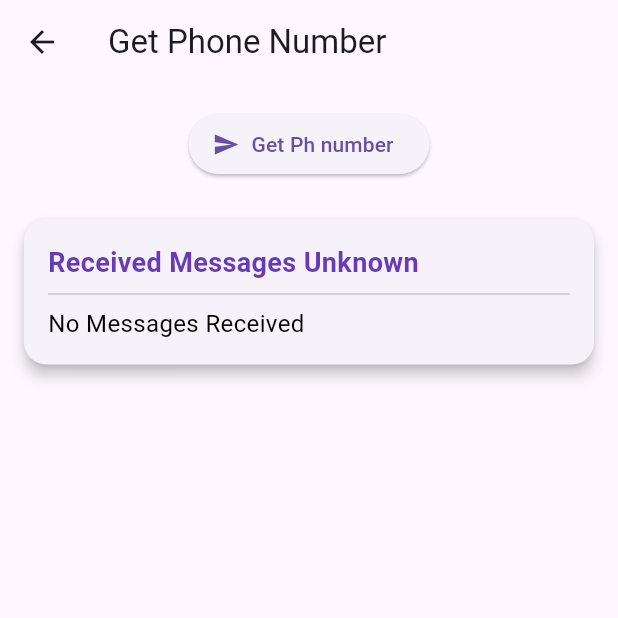
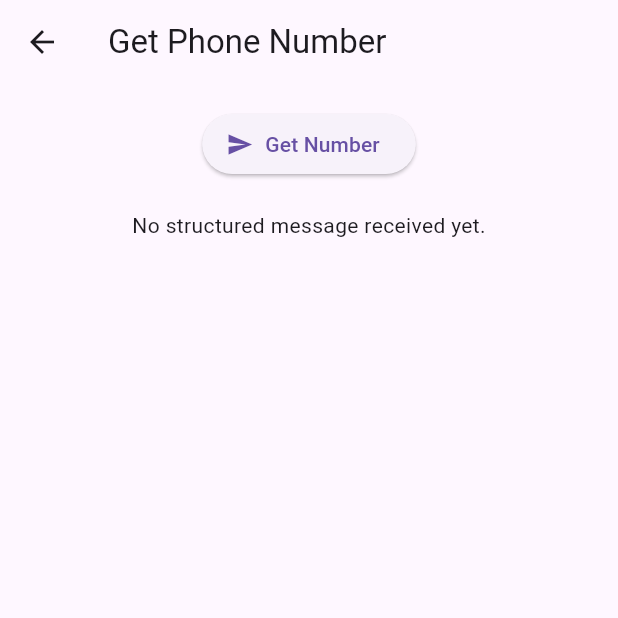
Before and after one commit to vimalkaveri/sms_app, a Flutter app: the PhoneNumberGet screen opened directly with empty values, on a phone screen of 412 x 824 dp, the top half of it. Run offline on Flutter 3.47's test engine with Material 3 defaults, Android fonts, the phone set to English and light mode, and no system bars; our stand-ins replace permission_handler, shared_preferences; missing offline and left inert: flutter_pdfview, telephony; accounts and stored records are empty.

Commit message:
minor changes to the configured phone number, receive time, get the phone number. Semi-fineshing code

```diff
--- a/lib/pages/msg_get.dart
+++ b/lib/pages/msg_get.dart
@@ -49,7 +49,9 @@ class _MessageGetState extends State<MessageGet> {
 
   void _listenToIncomingSMS() {
     _telephony.listenIncomingSms(
-      onNewMessage: (SmsMessage message) {
+      onNewMessage: (SmsMessage message) async {
+        print("📩 Incoming SMS: ${message.body}");
+
         final sender = message.address?.replaceAll(RegExp(r'\D'), '');
         final expected = _lastSentNumber?.replaceAll(RegExp(r'\D'), '');
 
@@ -64,18 +66,18 @@ class _MessageGetState extends State<MessageGet> {
 
         final body = message.body?.trim() ?? '';
 
-        if (body.startsWith("MR:")) {
-          final content = body.replaceFirst("MR:", "").trim();
+        if (body.toUpperCase().startsWith("MR:")) {
+          final content = body.substring(3).trim();
           final lines = content.split('\n').map((e) => e.trim()).toList();
 
           String m1Alert = '';
           String m2Alert = '';
 
           for (var line in lines) {
-            if (line.startsWith("M1-")) {
-              m1Alert = line.replaceFirst("M1-", "").trim();
-            } else if (line.startsWith("M2-")) {
-              m2Alert = line.replaceFirst("M2-", "").trim();
+            if (line.toUpperCase().startsWith("M1-")) {
+              m1Alert = line.substring(3).trim();
+            } else if (line.toUpperCase().startsWith("M2-")) {
+              m2Alert = line.substring(3).trim();
             }
           }
 
@@ -86,13 +88,16 @@ class _MessageGetState extends State<MessageGet> {
 
           final timestamp = message.date ?? DateTime.now().millisecondsSinceEpoch;
 
-          // Update ValueNotifier with new message data
           _latestMessage.value = {
             'message': structuredMessage,
             'timestamp': timestamp,
           };
 
-          _saveLatestMessage(jsonEncode(structuredMessage), timestamp);
+          print("✅ Parsed Message: $structuredMessage at $timestamp");
+
+          await _saveLatestMessage(jsonEncode(structuredMessage), timestamp);
+        } else {
+          print("❌ Message does not start with 'MR:'");
         }
       },
       listenInBackground: false,
@@ -102,15 +107,18 @@ class _MessageGetState extends State<MessageGet> {
   Future<void> _saveLatestMessage(String message, int timestamp) async {
     final prefs = await SharedPreferences.getInstance();
     final keyPrefix = widget.phoneNumber;
-    await prefs.setString('message_${keyPrefix}_message', message);
-    await prefs.setInt('message_${keyPrefix}_timestamp', timestamp);
+
+    bool msgSaved = await prefs.setString('message_${keyPrefix}_message', message);
+    bool timeSaved = await prefs.setInt('message_${keyPrefix}_message_time', timestamp);
+
+    print("💾 Saved message: $msgSaved, timestamp: $timeSaved");
   }
 
   Future<void> _loadLatestMessage() async {
     final prefs = await SharedPreferences.getInstance();
     final keyPrefix = widget.phoneNumber;
     final messageJson = prefs.getString('message_${keyPrefix}_message');
-    final timestamp = prefs.getInt('message_${keyPrefix}_timestamp') ?? 0;
+    final timestamp = prefs.getInt('message_${keyPrefix}_message_time') ?? 0;
 
     if (messageJson != null) {
       final structuredMessage = jsonDecode(messageJson);
@@ -118,12 +126,15 @@ class _MessageGetState extends State<MessageGet> {
         'message': structuredMessage,
         'timestamp': timestamp,
       };
+      print("📦 Loaded saved message: $structuredMessage");
+    } else {
+      print("📭 No saved message found");
     }
   }
 
   Future<void> _sendSMS() async {
     final phoneNumber = _phoneController.text.trim();
-    const fixedMessage = "SMSG"; // Changed message to "SMSG"
+    const fixedMessage = "SMSG";
 
     if (phoneNumber.isEmpty) {
       _showDialog("Validation Error", "Phone number is required.");
@@ -163,6 +174,7 @@ class _MessageGetState extends State<MessageGet> {
 
     try {
       await _telephony.sendSms(to: phoneNumber, message: fixedMessage);
+      print("📤 SMS sent to $phoneNumber");
     } catch (e) {
       if (Navigator.canPop(context)) Navigator.of(context).pop();
       _timeoutTimer?.cancel();
@@ -200,8 +212,8 @@ class _MessageGetState extends State<MessageGet> {
           children: [
             Text("Structured Status Message\n$formattedDate", style: const TextStyle(fontWeight: FontWeight.bold)),
             const SizedBox(height: 10),
-            _buildStatusRow("M1 Alert", message['M1_ALERT']), // Change key here
-            _buildStatusRow("M2 Alert", message['M2_ALERT']), // Change key here
+            _buildStatusRow("M1 Alert", message['M1_ALERT']),
+            _buildStatusRow("M2 Alert", message['M2_ALERT']),
           ],
         ),
       ),
@@ -239,7 +251,7 @@ class _MessageGetState extends State<MessageGet> {
             ElevatedButton.icon(
               onPressed: _sendSMS,
               icon: const Icon(Icons.send),
-              label: const Text("Send SMS Request"),
+              label: const Text("Get Message"),
             ),
             const SizedBox(height: 20),
             Expanded(
--- a/lib/pages/phno_get.dart
+++ b/lib/pages/phno_get.dart
@@ -5,28 +5,6 @@ import 'package:telephony/telephony.dart';
 import 'package:permission_handler/permission_handler.dart';
 import 'package:intl/intl.dart';
 import 'package:shared_preferences/shared_preferences.dart';
-
-class SimpleMessage {
-  final String body;
-  final String address;
-  final int date;
-
-  SimpleMessage({required this.body, required this.address, required this.date});
-
-  factory SimpleMessage.fromJson(Map<String, dynamic> json) {
-    return SimpleMessage(
-      body: json['body'],
-      address: json['address'],
-      date: json['date'],
-    );
-  }
-
-  Map<String, dynamic> toJson() => {
-    'body': body,
-    'address': address,
-    'date': date,
-  };
-}
 
 class PhoneNumberGet extends StatefulWidget {
   final String phoneNumber;
@@ -40,23 +18,32 @@ class PhoneNumberGet extends StatefulWidget {
 class _PhoneNumberGetState extends State<PhoneNumberGet> {
   final Telephony _telephony = Telephony.instance;
   final TextEditingController _phoneController = TextEditingController();
-  final ValueNotifier<List<SimpleMessage>> _validMessages = ValueNotifier([]);
+  final ValueNotifier<Map<String, dynamic>> _latestMessage = ValueNotifier({
+    'message': {},
+    'timestamp': 0,
+  });
+
   final ValueNotifier<bool> _responseReceived = ValueNotifier(false);
-
   Timer? _timeoutTimer;
   String? _lastSentNumber;
+
+  String? _m1Message;
+  String? _m2Message;
 
   @override
   void initState() {
     super.initState();
     _phoneController.text = widget.phoneNumber;
     _requestPermissions();
-    _loadLatestMessages();
     _listenToIncomingSMS();
+    _loadLatestMessage();
   }
 
   Future<void> _requestPermissions() async {
-    final statuses = await [Permission.sms, Permission.phone].request();
+    final statuses = await [
+      Permission.sms,
+      Permission.phone,
+    ].request();
 
     if (!statuses[Permission.sms]!.isGranted || !statuses[Permission.phone]!.isGranted) {
       _showDialog("Permission Error", "SMS & Phone permissions are required.");
@@ -66,30 +53,77 @@ class _PhoneNumberGetState extends State<PhoneNumberGet> {
   void _listenToIncomingSMS() {
     _telephony.listenIncomingSms(
       onNewMessage: (SmsMessage message) {
-        final body = message.body?.trim() ?? '';
         final sender = message.address?.replaceAll(RegExp(r'\D'), '');
         final expected = _lastSentNumber?.replaceAll(RegExp(r'\D'), '');
 
-        if (!_responseReceived.value && sender != null && expected != null && sender.endsWith(expected)) {
+        if (!_responseReceived.value &&
+            sender != null &&
+            expected != null &&
+            sender.endsWith(expected)) {
           _responseReceived.value = true;
           _timeoutTimer?.cancel();
           if (Navigator.canPop(context)) Navigator.of(context).pop();
         }
 
-        if (body.startsWith("PR-M1:") || body.startsWith("PR-M2:")) {
-          final newMessage = SimpleMessage(
-            body: message.body ?? '',
-            address: message.address ?? '',
-            date: message.date ?? DateTime.now().millisecondsSinceEpoch,
-          );
+        final body = message.body?.trim() ?? '';
 
-          final updatedMessages = [..._validMessages.value, newMessage];
-          _validMessages.value = updatedMessages;
-          _saveLatestMessages(updatedMessages);
+        if (body.startsWith("PR-M1:")) {
+          _m1Message = body;
+        } else if (body.startsWith("PR-M2:")) {
+          _m2Message = body;
+        }
+
+        if (_m1Message != null && _m2Message != null) {
+          final allParams = <String, String>{};
+
+          final m1Lines = _m1Message!.split('\n');
+          final m2Lines = _m2Message!.split('\n');
+          final allLines = [...m1Lines.skip(1), ...m2Lines.skip(1)]; // skip PR-M1:/PR-M2:
+
+          for (var i = 0; i < allLines.length; i++) {
+            final param = 'P${i + 1}';
+            final value = allLines[i].replaceAll('$param-', '').trim();
+            allParams[param] = value;
+          }
+
+          final timestamp = message.date ?? DateTime.now().millisecondsSinceEpoch;
+
+          _latestMessage.value = {
+            'message': allParams,
+            'timestamp': timestamp,
+          };
+
+          _saveLatestMessage(jsonEncode(allParams), timestamp);
+
+          _m1Message = null;
+          _m2Message = null;
         }
       },
       listenInBackground: false,
     );
+  }
+
+  Future<void> _saveLatestMessage(String message, int timestamp) async {
+    final prefs = await SharedPreferences.getInstance();
+    final keyPrefix = widget.phoneNumber;
+
+    await prefs.setString('message_${keyPrefix}_phone', message);
+    await prefs.setInt('message_${keyPrefix}_phone_time', timestamp);
+  }
+
+  Future<void> _loadLatestMessage() async {
+    final prefs = await SharedPreferences.getInstance();
+    final keyPrefix = widget.phoneNumber;
+    final messageJson = prefs.getString('message_${keyPrefix}_phone');
+    final timestamp = prefs.getInt('message_${keyPrefix}_phone_time') ?? 0;
+
+    if (messageJson != null) {
+      final structuredMessage = Map<String, dynamic>.from(jsonDecode(messageJson));
+      _latestMessage.value = {
+        'message': structuredMessage,
+        'timestamp': timestamp,
+      };
+    }
   }
 
   Future<void> _sendSMS() async {
@@ -137,7 +171,7 @@ class _PhoneNumberGetState extends State<PhoneNumberGet> {
     } catch (e) {
       if (Navigator.canPop(context)) Navigator.of(context).pop();
       _timeoutTimer?.cancel();
-      _showDialog("Error", "SMS failed to send: \${e.toString()}");
+      _showDialog("Error", "SMS failed to send: ${e.toString()}");
     }
   }
 
@@ -154,61 +188,42 @@ class _PhoneNumberGetState extends State<PhoneNumberGet> {
     );
   }
 
-  String _cleanMessageBody(String body) {
-    return body.replaceAll(RegExp(r"^(PR-M1:|PR-M2:)\s*"), "").trim();
-  }
-
-  Widget _buildSmsCard(List<SimpleMessage> messages) {
-    final messageBodies = messages.map((m) => _cleanMessageBody(m.body)).join("\n");
-    final parts = messageBodies.split("\n").map((msg) => msg.trim()).toList();
-
-    final formattedMessage = List.generate(parts.length, (index) {
-      return "${parts[index]}";  // Use double quotes here
-    }).join("\n");
-
-
-    final date = messages.isNotEmpty
-        ? DateFormat('yyyy-MM-dd HH:mm:ss').format(DateTime.fromMillisecondsSinceEpoch(messages.last.date))
-        : 'Unknown';
+  Widget _buildMessageCard(Map<String, dynamic> messageData, String formattedDate) {
+    final message = Map<String, dynamic>.from(messageData['message'] ?? {});
 
     return Card(
-      margin: const EdgeInsets.symmetric(vertical: 10),
-      shape: RoundedRectangleBorder(borderRadius: BorderRadius.circular(15)),
-      elevation: 4,
+      margin: const EdgeInsets.symmetric(vertical: 8),
+      shape: RoundedRectangleBorder(borderRadius: BorderRadius.circular(10)),
+      elevation: 3,
       child: Padding(
         padding: const EdgeInsets.all(16),
         child: Column(
           crossAxisAlignment: CrossAxisAlignment.start,
           children: [
-            Text(
-              "Received Messages $date",
-              style: const TextStyle(fontSize: 18, fontWeight: FontWeight.bold, color: Colors.deepPurple),
-            ),
-            const Divider(),
-            Text(
-              formattedMessage.isEmpty ? 'No Messages Received' : formattedMessage,
-              style: const TextStyle(fontSize: 16, color: Colors.black),
-            ),
+            Text("Structured Status Message\n$formattedDate", style: const TextStyle(fontWeight: FontWeight.bold)),
+            const SizedBox(height: 10),
+            ...List.generate(20, (index) {
+              final key = 'P${index + 1}';
+              final value = message[key] ?? 'N/A';
+              return _buildStatusRow(key, value);
+            }),
           ],
         ),
       ),
     );
   }
 
-  Future<void> _saveLatestMessages(List<SimpleMessage> messages) async {
-    final prefs = await SharedPreferences.getInstance();
-    final key = 'messages_\${widget.phoneNumber}';
-    final encodedMessages = messages.map((m) => jsonEncode(m.toJson())).toList();
-    await prefs.setStringList(key, encodedMessages);
-  }
-
-  Future<void> _loadLatestMessages() async {
-    final prefs = await SharedPreferences.getInstance();
-    final key = 'messages_\${widget.phoneNumber}';
-    final savedList = prefs.getStringList(key) ?? [];
-    final List<SimpleMessage> loadedMessages =
-    savedList.map((jsonStr) => SimpleMessage.fromJson(jsonDecode(jsonStr))).toList();
-    _validMessages.value = [...loadedMessages];
+  Widget _buildStatusRow(String label, String value) {
+    return Padding(
+      padding: const EdgeInsets.symmetric(vertical: 4),
+      child: Row(
+        mainAxisAlignment: MainAxisAlignment.spaceBetween,
+        children: [
+          Text("$label:", style: const TextStyle(fontWeight: FontWeight.w600)),
+          Text(value, style: const TextStyle(color: Colors.blueGrey)),
+        ],
+      ),
+    );
   }
 
   @override
@@ -224,28 +239,33 @@ class _PhoneNumberGetState extends State<PhoneNumberGet> {
       appBar: AppBar(title: const Text("Get Phone Number")),
       body: Padding(
         padding: const EdgeInsets.all(16),
+        child: SingleChildScrollView(  // Add scroll view here
           child: Column(
             children: [
               ElevatedButton.icon(
                 onPressed: _sendSMS,
                 icon: const Icon(Icons.send),
-              label: const Text("Get Ph number"),
+                label: const Text("Get Number"),
               ),
-            const SizedBox(height: 16),
-            Expanded(
-              child: ValueListenableBuilder<List<SimpleMessage>>(
-                valueListenable: _validMessages,
-                builder: (context, messages, _) {
-                  return ListView.builder(
-                    itemCount: 1,
-                    itemBuilder: (_, index) {
-                      return _buildSmsCard(messages);
-                    },
-                  );
+              const SizedBox(height: 20),
+              ValueListenableBuilder<Map<String, dynamic>>(
+                valueListenable: _latestMessage,
+                builder: (context, data, _) {
+                  final timestamp = data['timestamp'] ?? 0;
+                  final formattedDate = timestamp != 0
+                      ? DateFormat('yyyy-MM-dd HH:mm:ss').format(DateTime.fromMillisecondsSinceEpoch(timestamp))
+                      : 'Unknown';
+
+                  final message = Map<String, dynamic>.from(data['message'] ?? {});
+                  if (message.isEmpty) {
+                    return const Center(child: Text("No structured message received yet."));
+                  }
+
+                  return _buildMessageCard(data, formattedDate);
                 },
               ),
+            ],
           ),
-          ],
         ),
       ),
     );
--- a/lib/pages/status.dart
+++ b/lib/pages/status.dart
@@ -63,6 +63,7 @@ class _StatusPageState extends State<StatusPage> {
         }
 
         final body = message.body?.trim() ?? '';
+        debugPrint("Received SMS body: $body");
 
         if (body.startsWith("ST:")) {
           final content = body.replaceFirst("ST:", "").trim();
@@ -99,6 +100,8 @@ class _StatusPageState extends State<StatusPage> {
             'timestamp': timestamp,
           };
 
+          debugPrint("Parsed message: $structuredMessage");
+
           _saveLatestMessage(jsonEncode(structuredMessage), timestamp);
         }
       },
@@ -109,15 +112,22 @@ class _StatusPageState extends State<StatusPage> {
   Future<void> _saveLatestMessage(String message, int timestamp) async {
     final prefs = await SharedPreferences.getInstance();
     final keyPrefix = widget.phoneNumber;
-    await prefs.setString('message_${keyPrefix}_status', message);
-    await prefs.setInt('message_${keyPrefix}_timestamp', timestamp);
+    final msgKey = 'message_${keyPrefix}_status';
+    final timeKey = 'message_${keyPrefix}_status_time';
+
+    await prefs.setString(msgKey, message);
+    await prefs.setInt(timeKey, timestamp);
+
   }
 
   Future<void> _loadLatestMessage() async {
     final prefs = await SharedPreferences.getInstance();
     final keyPrefix = widget.phoneNumber;
-    final messageJson = prefs.getString('message_${keyPrefix}_status');
-    final timestamp = prefs.getInt('message_${keyPrefix}_timestamp') ?? 0;
+    final msgKey = 'message_${keyPrefix}_status';
+    final timeKey = 'message_${keyPrefix}_status_time';
+
+    final messageJson = prefs.getString(msgKey);
+    final timestamp = prefs.getInt(timeKey) ?? 0;
 
     if (messageJson != null) {
       final structuredMessage = jsonDecode(messageJson);
@@ -248,7 +258,7 @@ class _StatusPageState extends State<StatusPage> {
             ElevatedButton.icon(
               onPressed: _sendSMS,
               icon: const Icon(Icons.send),
-              label: const Text("Send SMS Request"),
+              label: const Text("Get Status"),
             ),
             const SizedBox(height: 20),
             Expanded(
--- a/lib/pages/version.dart
+++ b/lib/pages/version.dart
@@ -44,19 +44,25 @@ class _VersionPageState extends State<VersionPage> {
 
     if (!statuses[Permission.sms]!.isGranted || !statuses[Permission.phone]!.isGranted) {
       _showDialog("Permission Error", "SMS & Phone permissions are required.");
+    } else {
+      print("Permissions granted: SMS and Phone");
     }
   }
 
   void _listenToIncomingSMS() {
     _telephony.listenIncomingSms(
       onNewMessage: (SmsMessage message) {
+        print("Incoming SMS: ${message.body}");
         final sender = message.address?.replaceAll(RegExp(r'\D'), '');
         final expected = _lastSentNumber?.replaceAll(RegExp(r'\D'), '');
+
+        print("Sender: $sender | Expected: $expected");
 
         if (!_responseReceived.value &&
             sender != null &&
             expected != null &&
             sender.endsWith(expected)) {
+          print("Response matched. Closing dialog.");
           _responseReceived.value = true;
           _timeoutTimer?.cancel();
           if (Navigator.canPop(context)) Navigator.of(context).pop();
@@ -65,6 +71,7 @@ class _VersionPageState extends State<VersionPage> {
         final body = message.body?.trim() ?? '';
 
         if (body.startsWith("GV:")) {
+          print("GV message detected.");
           final content = body.replaceFirst("GV:", "").trim();
           final lines = content.split('\n').map((e) => e.trim()).toList();
 
@@ -73,7 +80,7 @@ class _VersionPageState extends State<VersionPage> {
           String gsm = '';
 
           for (var line in lines) {
-            print("Line: $line");  // Debugging line
+            print("Line: $line");
 
             if (line.startsWith("NANO")) {
               final versionLine = line.replaceFirst("NANO", "").trim();
@@ -88,7 +95,7 @@ class _VersionPageState extends State<VersionPage> {
             }
           }
 
-          print("Version: $version, IMEI: $imei, GSM: $gsm"); // Debugging output
+          print("Extracted Data => Version: $version | IMEI: $imei | GSM: $gsm");
 
           final structuredMessage = {
             'VERSION': version,
@@ -104,6 +111,8 @@ class _VersionPageState extends State<VersionPage> {
           };
 
           _saveLatestMessage(jsonEncode(structuredMessage), timestamp);
+        } else {
+          print("SMS did not start with 'GV:', skipping...");
         }
       },
       listenInBackground: false,
@@ -113,15 +122,27 @@ class _VersionPageState extends State<VersionPage> {
   Future<void> _saveLatestMessage(String message, int timestamp) async {
     final prefs = await SharedPreferences.getInstance();
     final keyPrefix = widget.phoneNumber;
-    await prefs.setString('message_${keyPrefix}_version', message);
-    await prefs.setInt('message_${keyPrefix}_timestamp', timestamp);
+    print("Saving to SharedPreferences with prefix: $keyPrefix");
+
+    final msgKey = 'message_${keyPrefix}_version';
+    final timeKey = 'message_${keyPrefix}_version_time';
+
+    bool msgSaved = await prefs.setString(msgKey, message);
+    bool timeSaved = await prefs.setInt(timeKey, timestamp);
+
+    print("Message saved: $msgSaved | Timestamp saved: $timeSaved");
   }
 
   Future<void> _loadLatestMessage() async {
     final prefs = await SharedPreferences.getInstance();
     final keyPrefix = widget.phoneNumber;
-    final messageJson = prefs.getString('message_${keyPrefix}_version');
-    final timestamp = prefs.getInt('message_${keyPrefix}_timestamp') ?? 0;
+    final msgKey = 'message_${keyPrefix}_version';
+    final timeKey = 'message_${keyPrefix}_version_time';
+
+    final messageJson = prefs.getString(msgKey);
+    final timestamp = prefs.getInt(timeKey) ?? 0;
+
+    print("Loaded from SharedPreferences: $messageJson at $timestamp");
 
     if (messageJson != null) {
       final structuredMessage = jsonDecode(messageJson);
@@ -134,7 +155,7 @@ class _VersionPageState extends State<VersionPage> {
 
   Future<void> _sendSMS() async {
     final phoneNumber = _phoneController.text.trim();
-    const fixedMessage = "GVER"; // Changed message to "GVER"
+    const fixedMessage = "GVER";
 
     if (phoneNumber.isEmpty) {
       _showDialog("Validation Error", "Phone number is required.");
@@ -173,6 +194,7 @@ class _VersionPageState extends State<VersionPage> {
     });
 
     try {
+      print("Sending SMS to $phoneNumber");
       await _telephony.sendSms(to: phoneNumber, message: fixedMessage);
     } catch (e) {
       if (Navigator.canPop(context)) Navigator.of(context).pop();
@@ -251,7 +273,7 @@ class _VersionPageState extends State<VersionPage> {
             ElevatedButton.icon(
               onPressed: _sendSMS,
               icon: const Icon(Icons.send),
-              label: const Text("Send SMS Request"),
+              label: const Text("Get Version"),
             ),
             const SizedBox(height: 20),
             Expanded(
```
Also changed, not shown: lib/pages/phno_set.dart (+11 -0 lines). Lines whose indentation alone changed are shown as unchanged.
